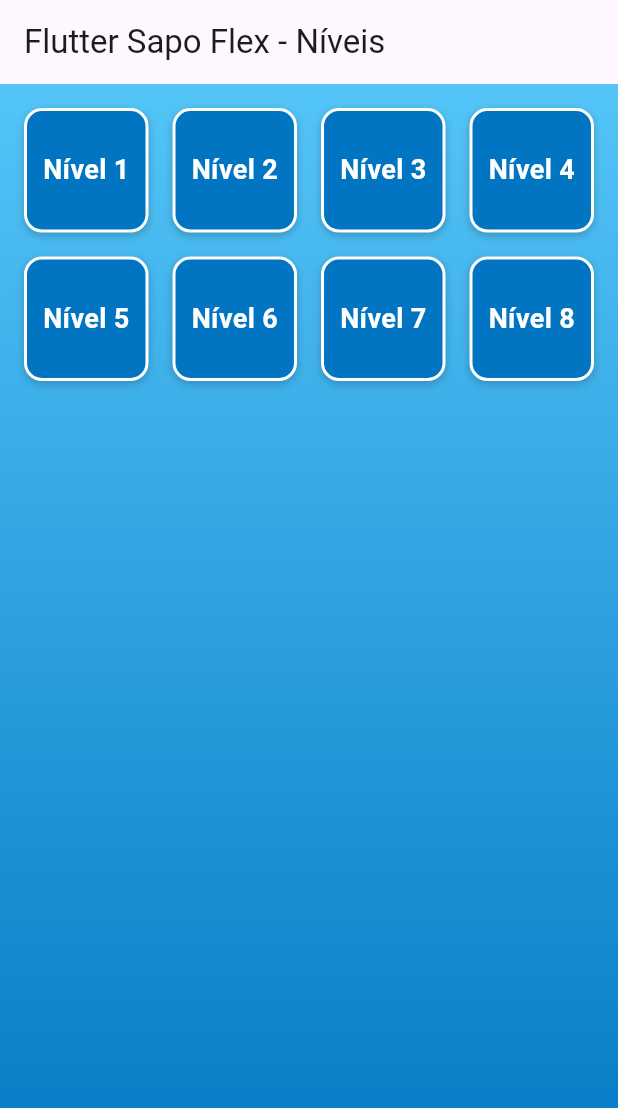
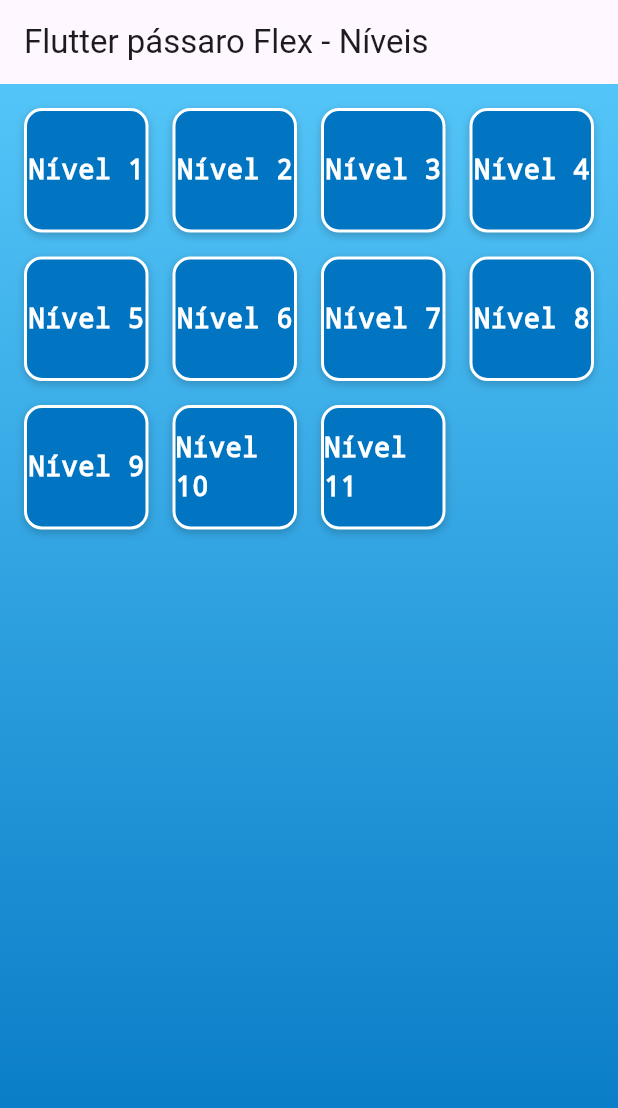
Before and after one commit to alexandrefscampos/tcc, a Flutter app: the screen it shows after launch, on a phone screen of 412 x 824 dp. Shown: the top 1108 px of the screen. Run offline on Flutter 3.47's test engine with Material 3 defaults, Android fonts, the phone set to English and light mode, and no system bars; missing offline and left inert: dart_style.

Commit message:
renaming strings from frogs to birds

```diff
--- a/lib/data/levels.dart
+++ b/lib/data/levels.dart
@@ -199,6 +199,83 @@ class Levels {
   children: [bird(), bird(), bird()]
 )''',
       ),
+      Level(
+        number: 9,
+        instructions: '', // Will be set dynamically
+        initialPositions: [
+          Position(x: 0, y: 0, color: BirdColor.green),
+          Position(x: 0, y: 0, color: BirdColor.yellow),
+          Position(x: 0, y: 0, color: BirdColor.red),
+        ],
+        nestWidget: const Column(
+          mainAxisAlignment: MainAxisAlignment.end,
+          children: [
+            Nest(color: BirdColor.green),
+            Nest(color: BirdColor.yellow),
+            Nest(color: BirdColor.red),
+          ],
+        ),
+        preBuiltCode: '''row(
+  children: [bird(), bird(), bird()]
+)''',
+      ),
+      Level(
+        number: 10,
+        instructions: '', // Will be set dynamically
+        initialPositions: [
+          Position(x: 0, y: 0, color: BirdColor.green),
+          Position(x: 0, y: 0, color: BirdColor.green),
+          Position(x: 0, y: 0, color: BirdColor.yellow),
+          Position(x: 0, y: 0, color: BirdColor.green),
+          Position(x: 0, y: 0, color: BirdColor.green),
+        ],
+        nestWidget: const Row(
+          mainAxisAlignment: MainAxisAlignment.center,
+          crossAxisAlignment: CrossAxisAlignment.start,
+          children: [
+            Nest(color: BirdColor.green),
+            Nest(color: BirdColor.green),
+            Column(
+              mainAxisAlignment: MainAxisAlignment.end,
+              children: [
+                Nest(color: BirdColor.yellow),
+              ],
+            ),
+            Nest(color: BirdColor.green),
+            Nest(color: BirdColor.green),
+          ],
+        ),
+        preBuiltCode: '''row(
+  children: [bird(), bird(), bird(), bird(), bird()]
+)''',
+      ),
+      Level(
+        number: 11,
+        instructions: '', // Will be set dynamically
+        initialPositions: [
+          Position(x: 0, y: 0, color: BirdColor.yellow),
+          Position(x: 0, y: 0, color: BirdColor.green),
+          Position(x: 0, y: 0, color: BirdColor.green),
+          Position(x: 0, y: 0, color: BirdColor.green),
+          Position(x: 0, y: 0, color: BirdColor.green),
+          Position(x: 0, y: 0, color: BirdColor.green),
+          Position(x: 0, y: 0, color: BirdColor.red),
+        ],
+        nestWidget: const Wrap(
+          children: [
+            Nest(color: BirdColor.yellow),
+            Nest(color: BirdColor.green),
+            Nest(color: BirdColor.green),
+            Nest(color: BirdColor.green),
+            Nest(color: BirdColor.green),
+            Nest(color: BirdColor.green),
+            Nest(color: BirdColor.red),
+          ],
+        ),
+        preBuiltCode: '''row(
+  children: [bird(), bird(), bird(), bird(), bird(), bird(), bird()]
+)''',
+      ),
     ];
   }
 
--- a/lib/l10n/app_localizations_pt.dart
+++ b/lib/l10n/app_localizations_pt.dart
@@ -9,10 +9,10 @@ class AppLocalizationsPt extends AppLocalizations {
   AppLocalizationsPt([String locale = 'pt']) : super(locale);
 
   @override
-  String get appTitle => 'Flutter Sapo Flex';
+  String get appTitle => 'Flutter pássaro Flex';
 
   @override
-  String get levelSelectTitle => 'Flutter Sapo Flex - Níveis';
+  String get levelSelectTitle => 'Flutter pássaro Flex - Níveis';
 
   @override
   String levelNumber(Object number) {
@@ -58,39 +58,39 @@ class AppLocalizationsPt extends AppLocalizations {
 
   @override
   String get level1Instructions =>
-      'Bem-vindo ao Flutter Sapo Flex! Seu objetivo é guiar o sapo até a vitória-régia à direita.\n\nUse a propriedade mainAxisAlignment para posicionar itens horizontalmente em Row. Tente mudar mainAxisAlignment de start para end.';
+      'Bem-vindo ao Flutter pássaro Flex! Seu objetivo é guiar o pássaro até o ninho à direita.\n\nUse a propriedade mainAxisAlignment para posicionar itens horizontalmente em Row. Tente mudar mainAxisAlignment de start para end.';
 
   @override
   String get level2Instructions =>
-      'Ajude os sapos a alcançarem suas vitórias-régias no centro.\n\nA propriedade mainAxisAlignment aceita estes valores:\n• start - alinha à esquerda\n• end - alinha à direita\n• center - centraliza os itens\n\nObserve onde as vitórias-régias estão posicionadas e escolha o alinhamento correto!';
+      'Ajude os pássaros a alcançarem seus ninhos no centro.\n\nA propriedade mainAxisAlignment aceita estes valores:\n• start - alinha à esquerda\n• end - alinha à direita\n• center - centraliza os itens\n\nObserve onde os ninhos estão posicionados e escolha o alinhamento correto!';
 
   @override
   String get level3Instructions =>
-      'Ajude todos os três sapos a encontrarem suas vitórias-régias usando apenas mainAxisAlignment. Desta vez, as vitórias-régias têm mais espaço ao redor delas.\n\nLembre-se dos valores possíveis para mainAxisAlignment: start, end, center, spaceBetween, spaceAround, spaceEvenly.\n\nPense sobre como você quer distribuir o espaço ao redor dos seus itens.';
+      'Ajude todos os três pássaros a encontrarem seus ninhos usando apenas mainAxisAlignment. Desta vez, os ninhos têm mais espaço ao redor delas.\n\nLembre-se dos valores possíveis para mainAxisAlignment: start, end, center, spaceBetween, spaceAround, spaceEvenly.\n\nPense sobre como você quer distribuir o espaço ao redor dos seus itens.';
 
   @override
   String get level4Instructions =>
-      'Agora as vitórias-régias estão posicionadas de forma diferente com mais espaço entre elas. Use mainAxisAlignment para combinar as posições dos sapos.\n\nDica: Alguns valores de mainAxisAlignment criam espaçamento igual entre itens. Qual coloca espaço entre itens mas não nas bordas?';
+      'Agora os ninhos estão posicionados de forma diferente com mais espaço entre eles. Use mainAxisAlignment para combinar as posições dos pássaros.\n\nDica: Alguns valores de mainAxisAlignment criam espaçamento igual entre itens. Qual coloca espaço entre itens mas não nas bordas?';
 
   @override
   String get level5Instructions =>
-      'Mova os sapos para a parte inferior do lago.\n\nVocê precisará mudar de Row para Column. Column organiza filhos verticalmente ao invés de horizontalmente.\n\nPense sobre qual valor de mainAxisAlignment move itens para o final do seu container.';
+      'Mova os pássaros para a parte inferior do lago.\n\nVocê precisará mudar de Row para Column. Column organiza filhos verticalmente ao invés de horizontalmente.\n\nPense sobre qual valor de mainAxisAlignment move itens para o final do seu container.';
 
   @override
   String get level6Instructions =>
-      'Centralize o sapo tanto horizontal quanto verticalmente.\n\nPara controlar posicionamento horizontal e vertical, você precisará combinar widgets. Considere como Row controla posicionamento horizontal e Column controla posicionamento vertical.\n\nVocê consegue aninhar um dentro do outro?';
+      'Centralize o pássaro tanto horizontal quanto verticalmente.\n\nPara controlar posicionamento horizontal e vertical, você precisará combinar widgets. Considere como Row controla posicionamento horizontal e Column controla posicionamento vertical.\n\nVocê consegue aninhar um dentro do outro?';
 
   @override
   String get level7Instructions =>
-      'Posicione os sapos na parte inferior com espaçamento igual entre eles.\n\nEste desafio combina conceitos dos níveis anteriores. Você precisará de controle vertical e horizontal.\n\nPense sobre quais widgets e valores de alinhamento você aprendeu até agora.';
+      'Posicione os pássaros na parte inferior com espaçamento igual entre eles.\n\nEste desafio combina conceitos dos níveis anteriores. Você precisará de controle vertical e horizontal.\n\nPense sobre quais widgets e valores de alinhamento você aprendeu até agora.';
 
   @override
   String get level8Instructions =>
-      'Empilhe os sapos verticalmente para combinar com as vitórias-régias.\n\nColumn organiza filhos de cima para baixo, que é o equivalente vertical de Row.\n\nObserve cuidadosamente onde cada vitória-régia está posicionada.';
+      'Empilhe os pássaros verticalmente para combinar com os ninhos.\n\nColumn organiza filhos de cima para baixo, que é o equivalente vertical de Row.\n\nObserve cuidadosamente onde cada ninho está posicionado.';
 
   @override
   String get level9Instructions =>
-      'Use Flex para posicionar os sapos corretamente.\n\nFlex é o widget base tanto para Row quanto para Column. Ele tem uma propriedade direction que determina se funciona horizontalmente ou verticalmente.\n\nExperimente com valores de direction e mainAxisAlignment para resolver este quebra-cabeça.';
+      'Use Flex para posicionar os pássaros corretamente.\n\nFlex é o widget base tanto para Row quanto para Column. Ele tem uma propriedade direction que determina se funciona horizontalmente ou verticalmente.\n\nExperimente com valores de direction e mainAxisAlignment para resolver este quebra-cabeça.';
 
   @override
   String get syntaxErrorInvalidWidget =>
@@ -149,12 +149,12 @@ class AppLocalizationsPt extends AppLocalizations {
 
   @override
   String solutionIncorrectFrogCount(Object expected, Object found) {
-    return 'Número incorreto de sapos. Esperado $expected sapos, mas encontrou $found.';
+    return 'Número incorreto de pássaros. Esperado $expected pássaros, mas encontrou $found.';
   }
 
   @override
   String solutionMismatchedCount(Object frogCount, Object lilypadCount) {
-    return 'Número de sapos ($frogCount) não corresponde ao número de vitórias-régias ($lilypadCount).';
+    return 'Número de pássaros ($frogCount) não corresponde ao número de ninhos ($lilypadCount).';
   }
 
   @override
@@ -163,7 +163,7 @@ class AppLocalizationsPt extends AppLocalizations {
 
   @override
   String get solutionIncorrectPlacement =>
-      'Não está certo ainda. Certifique-se de que cada sapo está na vitória-régia da cor correspondente.';
+      'Não está certo ainda. Certifique-se de que cada pássaro está no ninho da cor correspondente.';
 
   @override
   String solutionCodeError(Object error) {
--- a/lib/theme/app_text_styles.dart
+++ b/lib/theme/app_text_styles.dart
@@ -8,12 +8,14 @@ class AppTextStyles {
     color: AppColors.codeText,
     fontSize: 24,
     fontWeight: FontWeight.bold,
+    fontFamily: 'monospace',
   );
 
   static const TextStyle buttonText = TextStyle(
     color: AppColors.levelButtonText,
     fontSize: 18,
     fontWeight: FontWeight.bold,
+    fontFamily: 'monospace',
   );
 
   // Body text - unified for instructions, feedback, and general text
@@ -22,6 +24,7 @@ class AppTextStyles {
     fontSize: 14,
     fontWeight: FontWeight.normal,
     height: 1.4,
+    fontFamily: 'monospace',
   );
 
   // Code text - unified for code input
@@ -38,6 +41,7 @@ class AppTextStyles {
     fontSize: 14,
     fontStyle: FontStyle.italic,
     height: 1.4,
+    fontFamily: 'monospace',
   );
 
   // Error text
@@ -46,5 +50,6 @@ class AppTextStyles {
     fontSize: 16,
     fontWeight: FontWeight.normal,
     height: 1.4,
+    fontFamily: 'monospace',
   );
 }
```
